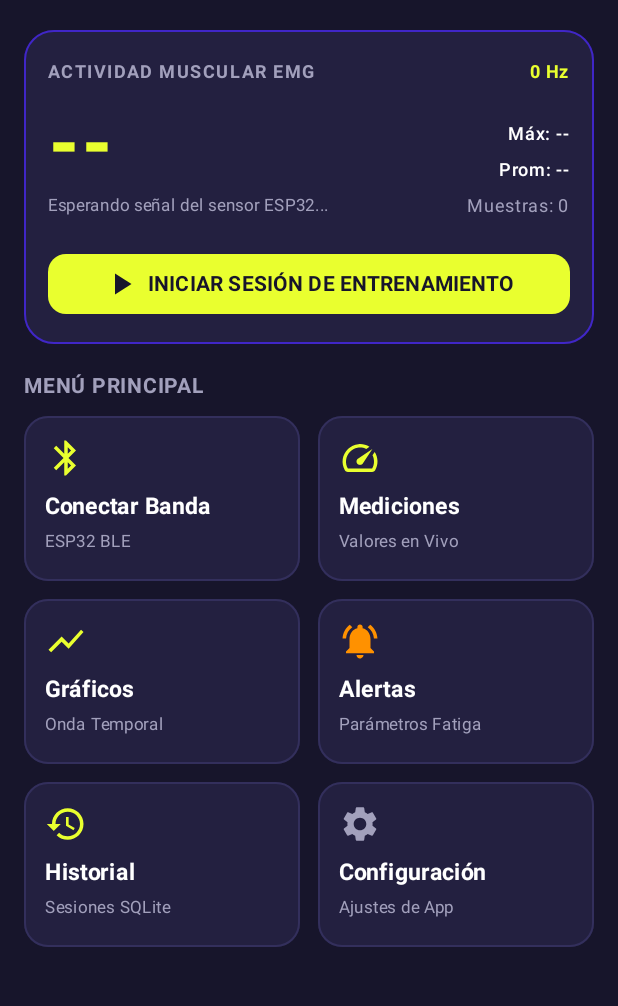
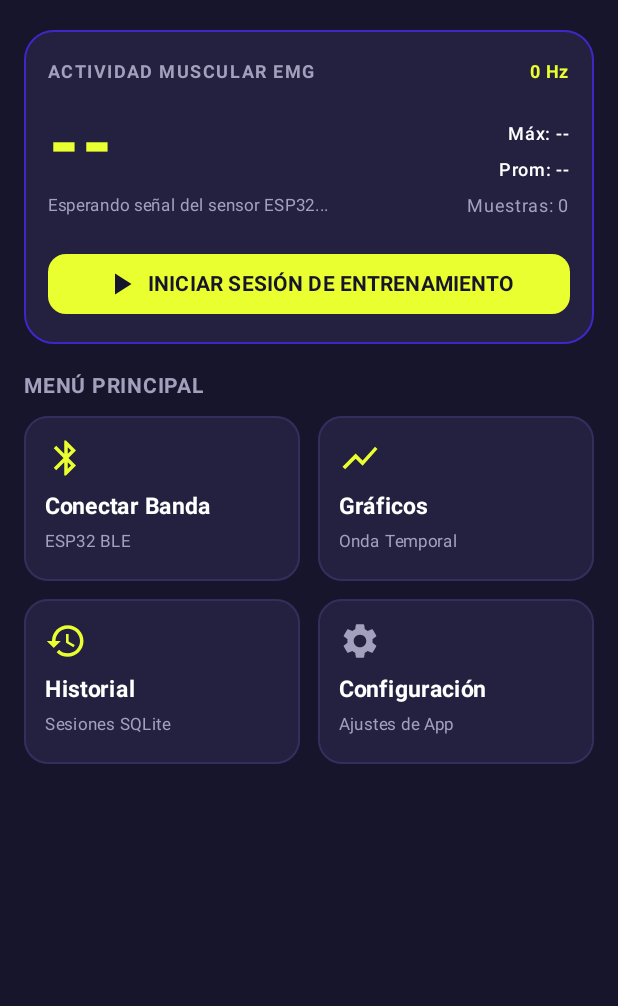
Before and after one commit to herediamilcar-glitch/LessionAmilcar, an Android app built with Jetpack Compose: the DashboardScreen screen opened through its navigation route, on a phone screen of 412 x 824 dp, the part 90-1096 px from its top. Run offline under Robolectric (Android 15) with nearby library versions, the phone set to English and light mode, and no system bars; our stand-ins replace Room's generated code.

Commit message:
Remove measurements and alerts sections
Co-authored-by: Copilot <223556219+Copilot@users.noreply.github.com>

```diff
--- a/app/src/main/java/com/example/lession/MainActivity.kt
+++ b/app/src/main/java/com/example/lession/MainActivity.kt
@@ -22,13 +22,11 @@ import androidx.lifecycle.viewmodel.compose.viewModel
 import androidx.navigation.compose.NavHost
 import androidx.navigation.compose.composable
 import androidx.navigation.compose.rememberNavController
-import com.example.lession.ui.screens.AlertsScreen
 import com.example.lession.ui.screens.ChartScreen
 import com.example.lession.ui.screens.DashboardScreen
 import com.example.lession.ui.screens.DeviceScanScreen
 import com.example.lession.ui.screens.HistoryScreen
 import com.example.lession.ui.screens.HomeScreen
-import com.example.lession.ui.screens.MetricsScreen
 import com.example.lession.ui.screens.SettingsScreen
 import com.example.lession.ui.theme.LessionTheme
 import com.example.lession.ui.viewmodels.BleViewModel
@@ -87,7 +85,6 @@ fun LessionApp() {
     val workoutStats by workoutViewModel.workoutStats.collectAsState()
     val chartPoints by workoutViewModel.chartPoints.collectAsState()
     val alertThreshold by workoutViewModel.alertThreshold.collectAsState()
-    val activeAlert by workoutViewModel.activeAlert.collectAsState()
 
     val sessions by historyViewModel.sessions.collectAsState()
     val autoReconnect by settingsViewModel.autoReconnectSetting.collectAsState()
@@ -108,7 +105,6 @@ fun LessionApp() {
                 DashboardScreen(
                     connectionState = connectionState,
                     workoutStats = workoutStats,
-                    activeAlert = activeAlert,
                     onNavigate = { route -> navController.navigate(route) },
                     onStartRecording = { workoutViewModel.startRecording() },
                     onStopRecording = { workoutViewModel.stopRecording() },
@@ -127,28 +123,10 @@ fun LessionApp() {
                 )
             }
 
-            composable("metrics") {
-                MetricsScreen(
-                    workoutStats = workoutStats,
-                    onBackClick = { navController.popBackStack() },
-                )
-            }
-
             composable("charts") {
                 ChartScreen(
                     readings = chartPoints,
                     alertThreshold = alertThreshold,
-                    onBackClick = { navController.popBackStack() },
-                )
-            }
-
-            composable("alerts") {
-                AlertsScreen(
-                    currentThreshold = alertThreshold,
-                    activeAlert = activeAlert,
-                    alertHistory = emptyList(),
-                    onThresholdChanged = { workoutViewModel.setAlertThreshold(it) },
-                    onClearAlert = { workoutViewModel.clearActiveAlert() },
                     onBackClick = { navController.popBackStack() },
                 )
             }
--- a/app/src/main/java/com/example/lession/ui/screens/DashboardScreen.kt
+++ b/app/src/main/java/com/example/lession/ui/screens/DashboardScreen.kt
@@ -22,12 +22,10 @@ import androidx.compose.material.icons.Icons
 import androidx.compose.material.icons.filled.Bluetooth
 import androidx.compose.material.icons.filled.BluetoothConnected
 import androidx.compose.material.icons.filled.History
-import androidx.compose.material.icons.filled.NotificationsActive
 import androidx.compose.material.icons.filled.PlayArrow
 import androidx.compose.material.icons.filled.Settings
 import androidx.compose.material.icons.filled.ShowChart
 import androidx.compose.material.icons.filled.Stop
-import androidx.compose.material.icons.filled.Speed
 import androidx.compose.material3.Button
 import androidx.compose.material3.ButtonDefaults
 import androidx.compose.material3.Card
@@ -59,7 +57,6 @@ import com.example.lession.ui.viewmodels.WorkoutStats
 fun DashboardScreen(
     connectionState: BleConnectionState,
     workoutStats: WorkoutStats,
-    activeAlert: String?,
     onNavigate: (String) -> Unit,
     onStartRecording: () -> Unit,
     onStopRecording: () -> Unit,
@@ -130,36 +127,6 @@ fun DashboardScreen(
         }
 
         Spacer(modifier = Modifier.height(12.dp))
-
-        // Active Alert Banner if triggered
-        if (activeAlert != null) {
-            Card(
-                modifier = Modifier
-                    .fillMaxWidth()
-                    .padding(bottom = 12.dp),
-                colors = CardDefaults.cardColors(containerColor = LessionAlertRed),
-                shape = RoundedCornerShape(12.dp),
-            ) {
-                Row(
-                    modifier = Modifier.padding(12.dp),
-                    verticalAlignment = Alignment.CenterVertically,
-                ) {
-                    Icon(
-                        imageVector = Icons.Default.NotificationsActive,
-                        contentDescription = "Alerta",
-                        tint = LessionTextWhite,
-                        modifier = Modifier.size(24.dp),
-                    )
-                    Spacer(modifier = Modifier.width(10.dp))
-                    Text(
-                        text = activeAlert,
-                        fontSize = 12.sp,
-                        fontWeight = FontWeight.Bold,
-                        color = LessionTextWhite,
-                    )
-                }
-            }
-        }
 
         // Live Metric Summary Banner
         Card(
@@ -289,29 +256,11 @@ fun DashboardScreen(
             }
             item {
                 DashboardCard(
-                    title = "Mediciones",
-                    subtitle = "Valores en Vivo",
-                    icon = Icons.Default.Speed,
-                    iconColor = LessionLimeAccent,
-                    onClick = { onNavigate("metrics") },
-                )
-            }
-            item {
-                DashboardCard(
                     title = "Gráficos",
                     subtitle = "Onda Temporal",
                     icon = Icons.Default.ShowChart,
                     iconColor = LessionLimeAccent,
                     onClick = { onNavigate("charts") },
-                )
-            }
-            item {
-                DashboardCard(
-                    title = "Alertas",
-                    subtitle = "Parámetros Fatiga",
-                    icon = Icons.Default.NotificationsActive,
-                    iconColor = LessionWarningOrange,
-                    onClick = { onNavigate("alerts") },
                 )
             }
             item {
```
